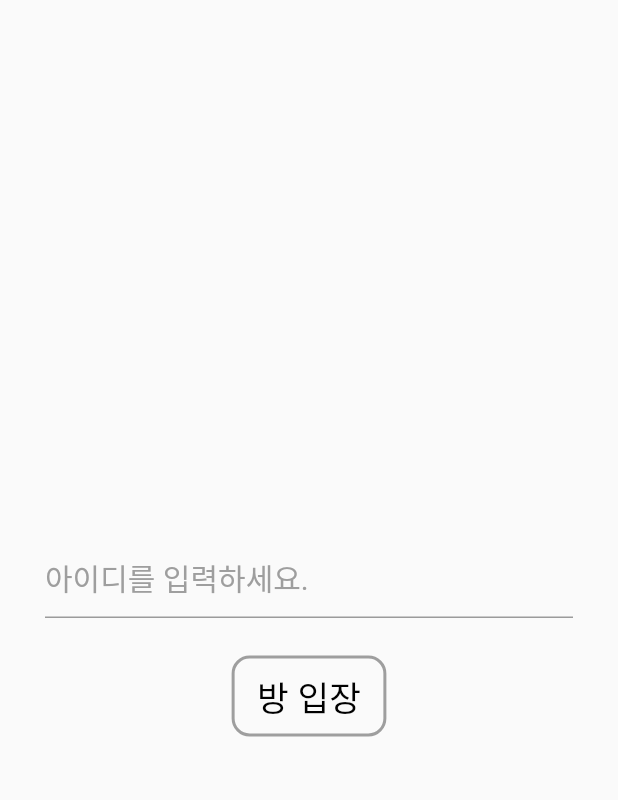
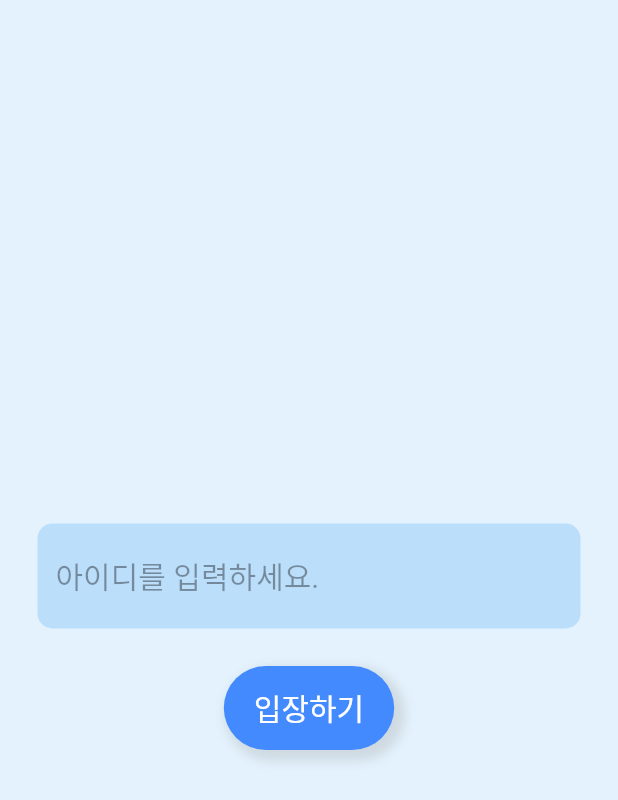
Before and after one commit to gdscewha-3rd/Project-ChatApp, a Flutter app: the screen it shows after launch, on a phone screen of 412 x 824 dp. Shown: the top 800 px of the screen. Run offline on Flutter 3.47's test engine with Material 2 defaults, Android fonts, the phone set to English and light mode, and no system bars; our stand-ins replace cloud_firestore, firebase_core; accounts and stored records are empty.

Commit message:
Update Design

```diff
--- a/chat_app/lib/screens/entrance_page/entrance_page.dart
+++ b/chat_app/lib/screens/entrance_page/entrance_page.dart
@@ -24,19 +24,27 @@ class _EntrancePageState extends State<EntrancePage> {
   Widget build(BuildContext context) {
     return Scaffold(
       body: Center(
+        child: Container(
+          color: Colors.blue[50],
           child: Column(
             mainAxisAlignment: MainAxisAlignment.center,
             children: [
               Padding(
-              padding: EdgeInsets.symmetric(horizontal: 30, vertical: 25),
+                padding: EdgeInsets.symmetric(horizontal: 25, vertical: 25),
 
                 //닉네임 입력칸
                 child: TextField(
                   controller: _controller,
                   style: TextStyle(fontSize: 20),
                   decoration: InputDecoration(
+                    filled:true,
+                    fillColor: Colors.blue[100],
                     hintText: '아이디를 입력하세요.',
-                  hintStyle: TextStyle(color: Colors.grey)
+                    hintStyle: TextStyle(color: Colors.black38),
+                    border: OutlineInputBorder(
+                        borderRadius: BorderRadius.circular(10),
+                      borderSide: BorderSide.none,
+                    ),
                   ),
                 ),
               ),
@@ -58,16 +66,24 @@ class _EntrancePageState extends State<EntrancePage> {
 
               //버튼 모양
               child: Container(
-                padding: EdgeInsets.symmetric(vertical: 8, horizontal: 15),
+                  padding: EdgeInsets.symmetric(vertical: 13, horizontal: 20),
                   decoration: BoxDecoration(
-                    border: Border.all(width:2, color: Colors.grey),
-                    borderRadius: BorderRadius.circular(12)
+                    color: Colors.blueAccent,
+                      borderRadius: BorderRadius.circular(40),
+                    boxShadow: [
+                      BoxShadow(
+                        color: Colors.grey.withOpacity(0.3),
+                        spreadRadius: 3,
+                        blurRadius: 6,
+                        offset: Offset(4, 4), // changes position of shadow
+                      ),
+                    ],
                   ),
                   child: Text(
-                  '방 입장',
+                    '입장하기',
                     style: TextStyle(
-                      fontSize: 23,
-                      color: Colors.black
+                        fontSize: 20,
+                        color: Colors.white
                     ),
                   )
               ),
@@ -75,6 +91,7 @@ class _EntrancePageState extends State<EntrancePage> {
             ],
           ),
         ),
+      ),
     );
   }
 }
```
Also changed, not shown: chat_app/lib/screens/chatting_page/chatting_page.dart (+8 -5 lines), chat_app/lib/screens/chatting_page/local_widgets/chatting_item.dart (+5 -4 lines). Lines whose indentation alone changed are shown as unchanged.
